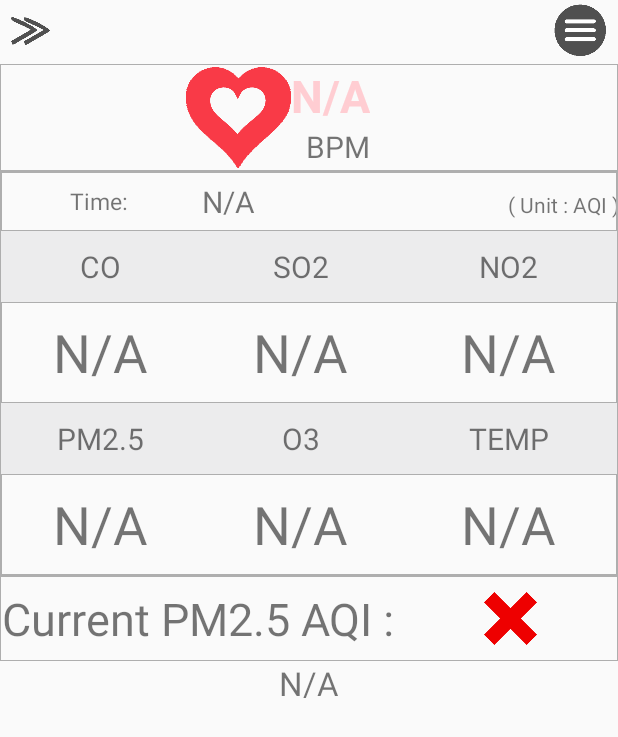
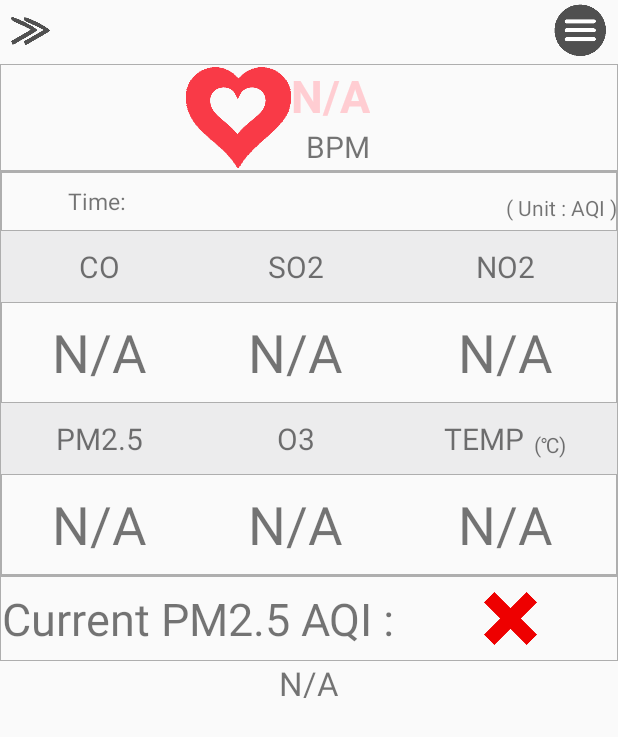
Before and after one commit to NICEGINI/AQI_ver1, an Android app: the layout pager_fragment_realtime_data.xml on its own in the app's theme, with its tools: preview values and no code run, on a phone screen of 412 x 824 dp. Shown: the top 737 px of the screen. Run offline under Robolectric (Android 15) with nearby library versions, the phone set to English and light mode, and no system bars.

```diff
--- a/app/src/main/java/kr/ac/kmu/cs/airpollution/fragment/User_Setting_Fragment.java
+++ b/app/src/main/java/kr/ac/kmu/cs/airpollution/fragment/User_Setting_Fragment.java
@@ -77,14 +77,6 @@ public class User_Setting_Fragment extends android.support.v4.app.Fragment {
             }
         });
 
-        tv_UDOO_board_Receive_Timeset.setOnClickListener(new View.OnClickListener(){
-            @Override
-            public void onClick(View view) {
-                setAlertMSG(tv_UDOO_board_Receive_Timeset,"Receive time from UDOO board.", "Input data",2);
-            }
-        });
-
-
         setInfo();
         return view;
     }
@@ -113,9 +105,6 @@ public class User_Setting_Fragment extends android.support.v4.app.Fragment {
                         break;
                     case 1:
                         Const.setRealtimeDatasetRange(resultvalue);
-                        break;
-                    case 2:
-                        Const.setReceiveTimeFromUdoo(resultvalue);
                         break;
                 }
 
--- a/app/src/main/res/layout/pager_fragment_realtime_data.xml
+++ b/app/src/main/res/layout/pager_fragment_realtime_data.xml
@@ -120,16 +120,25 @@
                 android:layout_width="wrap_content"
                 android:layout_height="wrap_content"
                 android:textSize="20dp"
-                android:text="N/A"
                 android:id="@+id/tv_time_val"
-                android:layout_column="1" />
+                android:layout_column="1"
+                android:layout_weight="0.7" />
+
+            <LinearLayout
+                android:orientation="horizontal"
+                android:layout_width="wrap_content"
+                android:layout_height="match_parent"
+                android:layout_gravity="right"
+                android:layout_weight="0.1">
 
                 <TextView
                     android:layout_width="wrap_content"
                     android:layout_height="wrap_content"
                     android:text="( Unit : AQI )"
-                android:id="@+id/textView35"
-                android:gravity="right" />
+                    android:id="@+id/textView37"
+                    android:layout_gravity="bottom" />
+
+            </LinearLayout>
 
         </TableRow>
 
@@ -232,6 +241,12 @@
                 android:layout_gravity="center_horizontal"
                 android:layout_column="1" />
 
+            <LinearLayout
+                android:orientation="horizontal"
+                android:layout_width="match_parent"
+                android:layout_height="match_parent"
+                android:layout_gravity="center">
+
                 <TextView
                     android:layout_width="wrap_content"
                     android:layout_height="wrap_content"
@@ -240,6 +255,16 @@
                     android:id="@+id/tv_temperature"
                     android:layout_gravity="center_horizontal"
                     android:layout_column="2" />
+
+                <TextView
+                    android:layout_width="wrap_content"
+                    android:layout_height="wrap_content"
+                    android:textAppearance="?android:attr/textAppearanceSmall"
+                    android:text="  (℃)"
+                    android:id="@+id/textView36"
+                    android:layout_gravity="bottom" />
+            </LinearLayout>
+
         </TableRow>
 
         <TableRow
```
Lines whose indentation alone changed are shown as unchanged.
